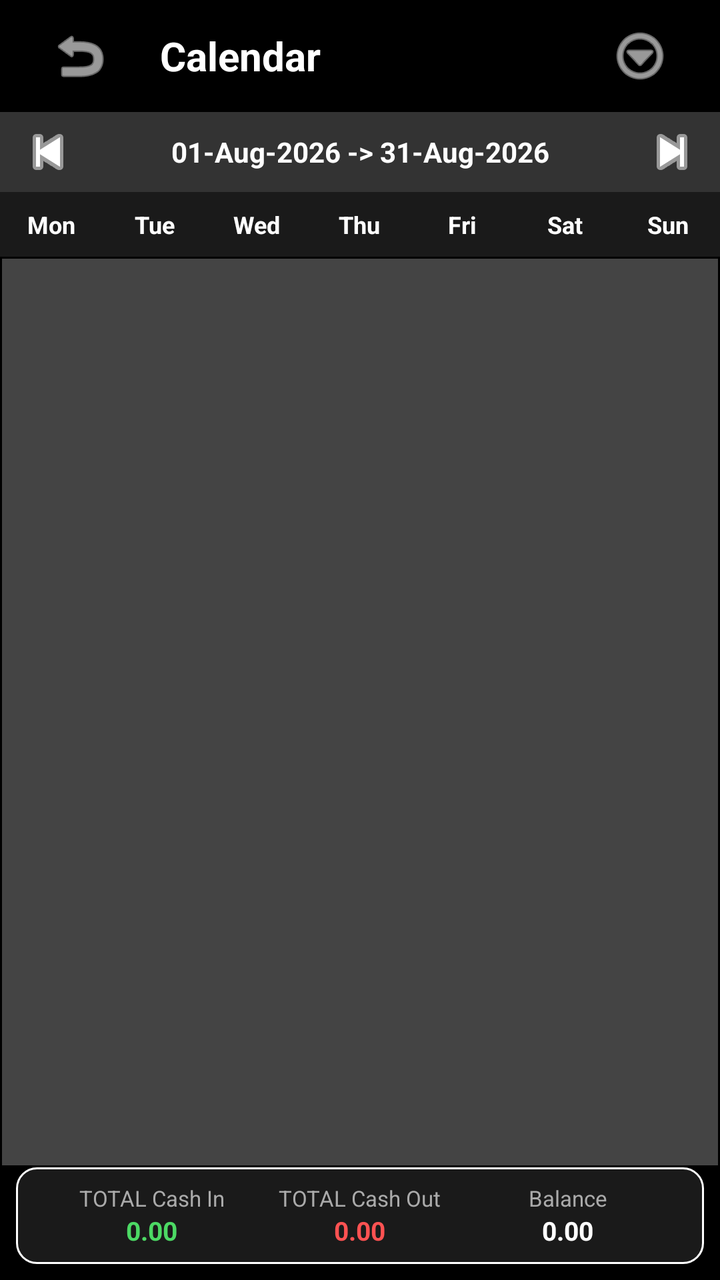
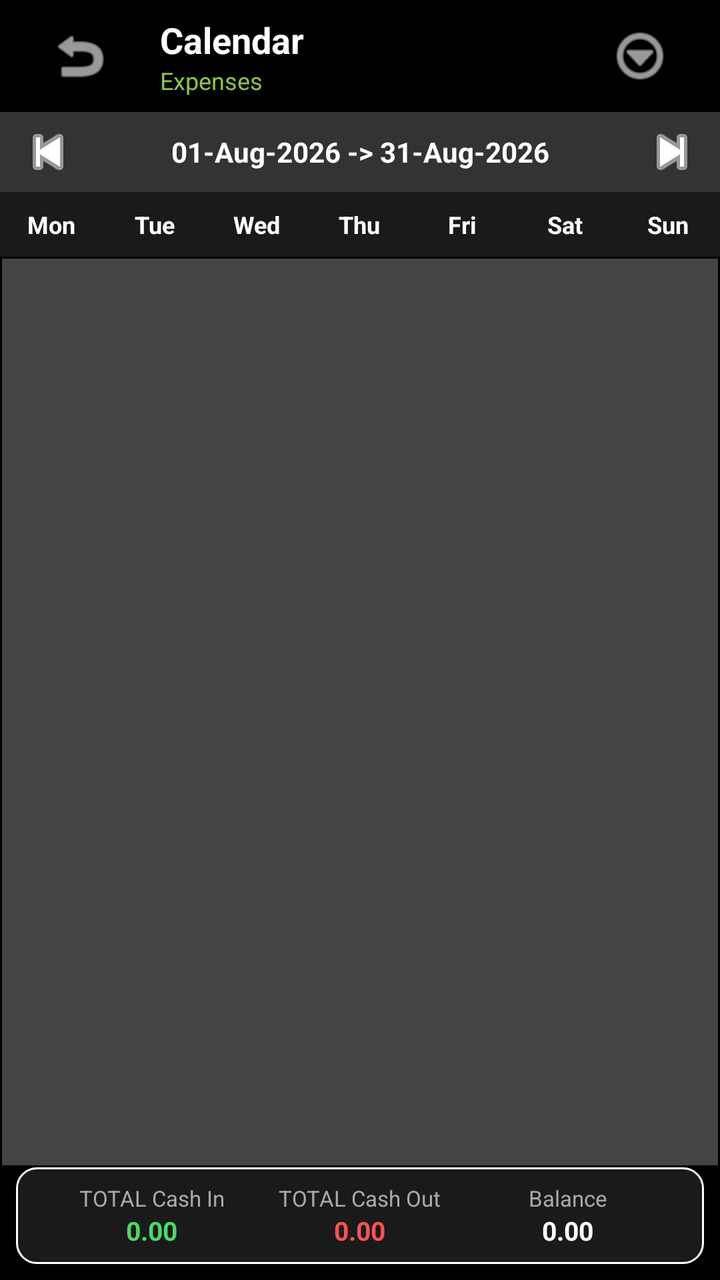

Compare the two renders of this Android layout. The source of the first and the diff that turns it into the second are given below.
<!-- AndroidManifest.xml: activity theme Theme.MyCalendar2026SAR -->
<!-- res/layout/activity_expenses_calendar.xml -->
<?xml version="1.0" encoding="utf-8"?>
<androidx.constraintlayout.widget.ConstraintLayout xmlns:android="http://schemas.android.com/apk/res/android"
    xmlns:app="http://schemas.android.com/apk/res-auto"
    xmlns:tools="http://schemas.android.com/tools"
    android:id="@+id/expenses_calendar_main"
    android:layout_width="match_parent"
    android:layout_height="match_parent"
    android:background="#000000"
    tools:context=".ExpensesCalendarActivity">

    
    <LinearLayout
        android:id="@+id/calendarToolbar"
        android:layout_width="match_parent"
        android:layout_height="56dp"
        android:gravity="center_vertical"
        android:orientation="horizontal"
        android:paddingStart="16dp"
        android:paddingEnd="16dp"
        app:layout_constraintTop_toTopOf="parent">

        <ImageButton
            android:id="@+id/backButton"
            android:layout_width="48dp"
            android:layout_height="48dp"
            android:background="?attr/selectableItemBackgroundBorderless"
            android:contentDescription="Back"
            android:src="@android:drawable/ic_menu_revert"
            app:tint="@color/white" />

        <TextView
            android:layout_width="0dp"
            android:layout_height="wrap_content"
            android:layout_marginStart="16dp"
            android:layout_weight="1"
            android:text="Calendar"
            android:textColor="@color/white"
            android:textSize="20sp"
            android:textStyle="bold" />

        <ImageButton
            android:id="@+id/moreButton"
            android:layout_width="48dp"
            android:layout_height="48dp"
            android:background="?attr/selectableItemBackgroundBorderless"
            android:contentDescription="More"
            android:src="@android:drawable/ic_menu_more"
            app:tint="@color/white" />
    </LinearLayout>

    
    <LinearLayout
        android:id="@+id/dateNavigator"
        android:layout_width="match_parent"
        android:layout_height="40dp"
        android:background="#333333"
        android:gravity="center"
        android:orientation="horizontal"
        app:layout_constraintTop_toBottomOf="@id/calendarToolbar">

        <ImageButton
            android:id="@+id/prevMonth"
            android:layout_width="48dp"
            android:layout_height="match_parent"
            android:background="?attr/selectableItemBackgroundBorderless"
            android:src="@android:drawable/ic_media_previous"
            app:tint="@color/white" />

        <TextView
            android:id="@+id/dateRangeText"
            android:layout_width="0dp"
            android:layout_height="wrap_content"
            android:layout_weight="1"
            android:gravity="center"
            android:text="01-Aug-2026 -> 31-Aug-2026"
            android:textColor="@color/white"
            android:textSize="14sp"
            android:textStyle="bold" />

        <ImageButton
            android:id="@+id/nextMonth"
            android:layout_width="48dp"
            android:layout_height="match_parent"
            android:background="?attr/selectableItemBackgroundBorderless"
            android:src="@android:drawable/ic_media_next"
            app:tint="@color/white" />
    </LinearLayout>

    
    <LinearLayout
        android:id="@+id/weekdayLayout"
        android:layout_width="match_parent"
        android:layout_height="wrap_content"
        android:orientation="horizontal"
        android:paddingTop="8dp"
        android:paddingBottom="8dp"
        android:background="#1A1A1A"
        app:layout_constraintTop_toBottomOf="@id/dateNavigator">
        <TextView android:layout_width="0dp" android:layout_height="wrap_content" android:layout_weight="1" android:text="Mon" android:textColor="@color/white" android:gravity="center" android:textSize="12sp" android:textStyle="bold" />
        <TextView android:layout_width="0dp" android:layout_height="wrap_content" android:layout_weight="1" android:text="Tue" android:textColor="@color/white" android:gravity="center" android:textSize="12sp" android:textStyle="bold" />
        <TextView android:layout_width="0dp" android:layout_height="wrap_content" android:layout_weight="1" android:text="Wed" android:textColor="@color/white" android:gravity="center" android:textSize="12sp" android:textStyle="bold" />
        <TextView android:layout_width="0dp" android:layout_height="wrap_content" android:layout_weight="1" android:text="Thu" android:textColor="@color/white" android:gravity="center" android:textSize="12sp" android:textStyle="bold" />
        <TextView android:layout_width="0dp" android:layout_height="wrap_content" android:layout_weight="1" android:text="Fri" android:textColor="@color/white" android:gravity="center" android:textSize="12sp" android:textStyle="bold" />
        <TextView android:layout_width="0dp" android:layout_height="wrap_content" android:layout_weight="1" android:text="Sat" android:textColor="@color/white" android:gravity="center" android:textSize="12sp" android:textStyle="bold" />
        <TextView android:layout_width="0dp" android:layout_height="wrap_content" android:layout_weight="1" android:text="Sun" android:textColor="@color/white" android:gravity="center" android:textSize="12sp" android:textStyle="bold" />
    </LinearLayout>

    
    <GridView
        android:id="@+id/calendarGrid"
        android:layout_width="match_parent"
        android:layout_height="0dp"
        android:layout_margin="1dp"
        android:background="#444444"
        android:horizontalSpacing="1dp"
        android:numColumns="7"
        android:stretchMode="columnWidth"
        android:verticalSpacing="1dp"
        app:layout_constraintBottom_toTopOf="@id/totalsFooterContainer"
        app:layout_constraintTop_toBottomOf="@id/weekdayLayout" />

    
    <LinearLayout
        android:id="@+id/totalsFooterContainer"
        android:layout_width="match_parent"
        android:layout_height="wrap_content"
        android:layout_margin="8dp"
        android:background="@drawable/summary_border"
        android:orientation="vertical"
        android:paddingStart="16dp"
        android:paddingTop="8dp"
        android:paddingEnd="16dp"
        android:paddingBottom="8dp"
        app:layout_constraintBottom_toBottomOf="parent"
        app:layout_constraintEnd_toEndOf="parent"
        app:layout_constraintStart_toStartOf="parent">

        <LinearLayout
            android:layout_width="match_parent"
            android:layout_height="wrap_content"
            android:orientation="horizontal">

            <LinearLayout
                android:layout_width="0dp"
                android:layout_height="wrap_content"
                android:layout_weight="1"
                android:gravity="center"
                android:orientation="vertical">

                <TextView
                    android:layout_width="wrap_content"
                    android:layout_height="wrap_content"
                    android:text="TOTAL Cash In"
                    android:textColor="@color/text_secondary"
                    android:textSize="11sp" />

                <TextView
                    android:id="@+id/totalCashInText"
                    android:layout_width="wrap_content"
                    android:layout_height="wrap_content"
                    android:text="0.00"
                    android:textColor="@color/income_green"
                    android:textSize="13sp"
                    android:textStyle="bold" />
            </LinearLayout>

            <LinearLayout
                android:layout_width="0dp"
                android:layout_height="wrap_content"
                android:layout_weight="1"
                android:gravity="center"
                android:orientation="vertical">

                <TextView
                    android:layout_width="wrap_content"
                    android:layout_height="wrap_content"
                    android:text="TOTAL Cash Out"
                    android:textColor="@color/text_secondary"
                    android:textSize="11sp" />

                <TextView
                    android:id="@+id/totalCashOutText"
                    android:layout_width="wrap_content"
                    android:layout_height="wrap_content"
                    android:text="0.00"
                    android:textColor="@color/expense_red"
                    android:textSize="13sp"
                    android:textStyle="bold" />
            </LinearLayout>

            <LinearLayout
                android:layout_width="0dp"
                android:layout_height="wrap_content"
                android:layout_weight="1"
                android:gravity="center"
                android:orientation="vertical">

                <TextView
                    android:layout_width="wrap_content"
                    android:layout_height="wrap_content"
                    android:text="Balance"
                    android:textColor="@color/text_secondary"
                    android:textSize="11sp" />

                <TextView
                    android:id="@+id/balanceText"
                    android:layout_width="wrap_content"
                    android:layout_height="wrap_content"
                    android:text="0.00"
                    android:textColor="@color/white"
                    android:textSize="13sp"
                    android:textStyle="bold" />
            </LinearLayout>
        </LinearLayout>
    </LinearLayout>

</androidx.constraintlayout.widget.ConstraintLayout>
<!-- resources referenced by this layout -->
<resources>
  <color name="expense_red">#FF5252</color>
  <color name="income_green">#4CD964</color>
  <color name="text_secondary">#AAAAAA</color>
  <color name="white">#FFFFFFFF</color>
  <!-- drawable summary_border (drawable) -->
  <?xml version="1.0" encoding="utf-8"?>
  <shape xmlns:android="http://schemas.android.com/apk/res/android">
      <solid android:color="@color/card_dark" />
      <stroke
          android:width="1dp"
          android:color="@color/white" />
      <corners android:radius="10dp" />
  </shape>
  <style name="Theme.MyCalendar2026SAR" parent="Theme.MaterialComponents.DayNight.NoActionBar">
          
          <item name="colorPrimary">@color/purple_500</item>
          <item name="colorPrimaryVariant">@color/purple_700</item>
          <item name="colorOnPrimary">@color/white</item>
          
          <item name="colorSecondary">@color/teal_200</item>
          <item name="colorSecondaryVariant">@color/teal_700</item>
          <item name="colorOnSecondary">@color/black</item>
          
          <item name="android:statusBarColor">?attr/colorPrimaryVariant</item>
  
          
          <item name="materialAlertDialogTheme">@style/CustomAlertDialogTheme</item>
          <item name="alertDialogTheme">@style/CustomAlertDialogTheme</item>
      </style>
  <color name="card_dark">#1A1A1A</color>
  <color name="purple_500">#FF6200EE</color>
  <color name="purple_700">#FF3700B3</color>
  <color name="teal_200">#FF03DAC5</color>
  <color name="teal_700">#FF018786</color>
  <color name="black">#FF000000</color>
  <style name="CustomAlertDialogTheme" parent="ThemeOverlay.MaterialComponents.MaterialAlertDialog">
          <item name="colorPrimary">@color/light_green</item>
          <item name="colorAccent">@color/light_green</item>
          <item name="colorSecondary">@color/light_green</item>
          <item name="android:textColorPrimary">@color/white</item>
          
          <item name="buttonBarPositiveButtonStyle">@style/GreenButtonStyle</item>
          <item name="buttonBarNegativeButtonStyle">@style/GreenButtonStyle</item>
          <item name="buttonBarNeutralButtonStyle">@style/GreenButtonStyle</item>
      </style>
  <color name="light_green">#8BC34A</color>
  <style name="GreenButtonStyle" parent="Widget.MaterialComponents.Button.TextButton">
          <item name="android:textColor">@color/light_green</item>
      </style>
</resources>

<!-- the commit's change to res/layout/activity_expenses_calendar.xml (unified diff, before → after) -->
@@ -28,15 +28,27 @@
             android:src="@android:drawable/ic_menu_revert"
             app:tint="@color/white" />
 
-        <TextView
+        <LinearLayout
             android:layout_width="0dp"
             android:layout_height="wrap_content"
             android:layout_marginStart="16dp"
             android:layout_weight="1"
-            android:text="Calendar"
-            android:textColor="@color/white"
-            android:textSize="20sp"
-            android:textStyle="bold" />
+            android:orientation="vertical">
+            <TextView
+                android:layout_width="wrap_content"
+                android:layout_height="wrap_content"
+                android:text="Calendar"
+                android:textColor="@color/white"
+                android:textSize="18sp"
+                android:textStyle="bold" />
+            <TextView
+                android:id="@+id/calendarAccountSubtitle"
+                android:layout_width="wrap_content"
+                android:layout_height="wrap_content"
+                android:text="Expenses"
+                android:textColor="@color/light_green"
+                android:textSize="12sp" />
+        </LinearLayout>
 
         <ImageButton
             android:id="@+id/moreButton"
